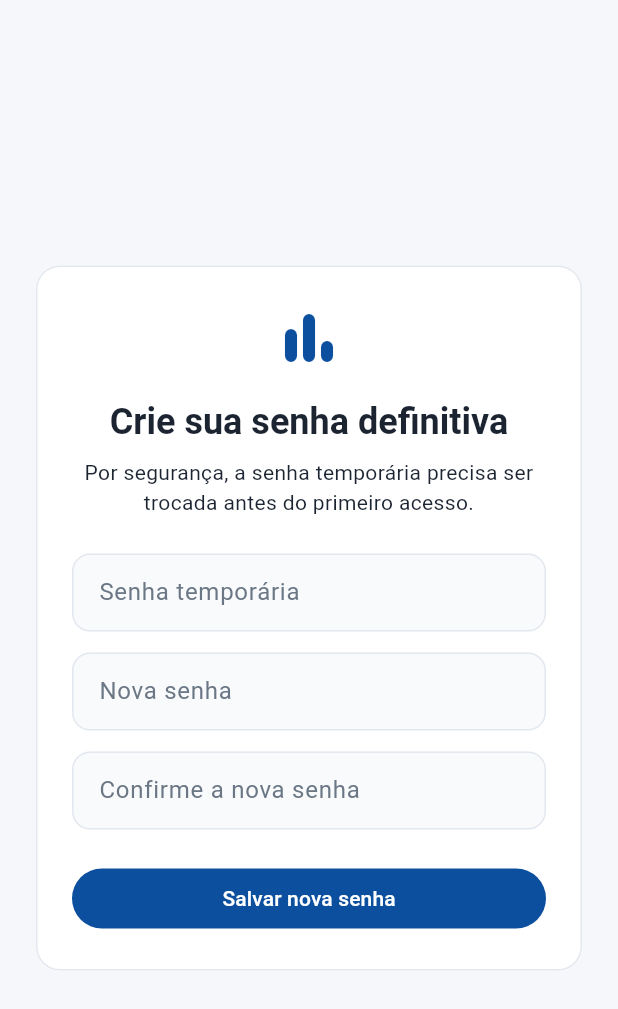
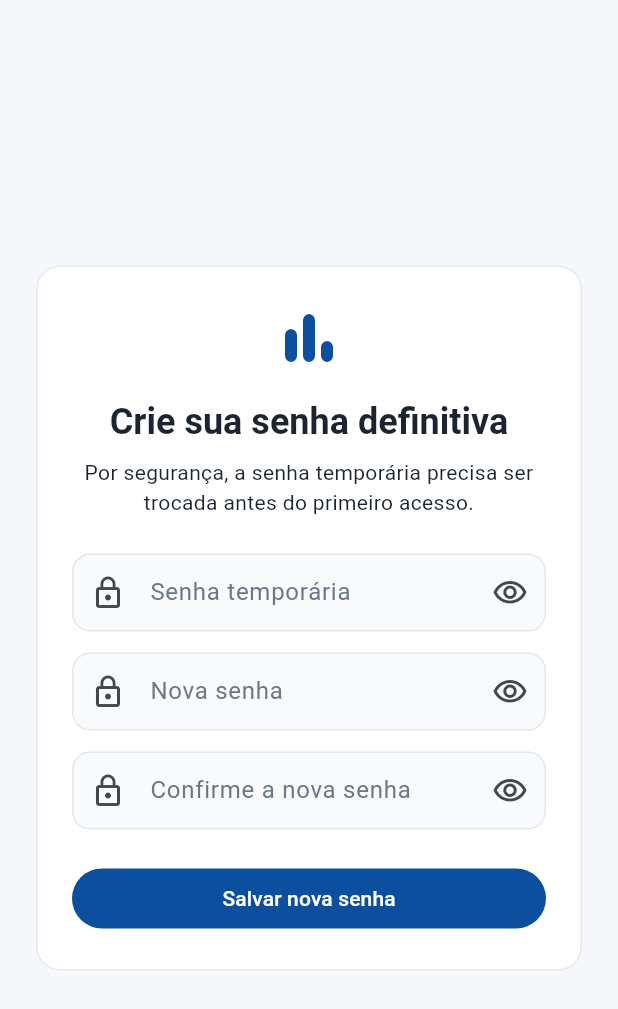
Before and after one commit to jralmeida-gif/Gerenciador-de-vendas, a Flutter app: the ChangePasswordView screen opened directly with empty values, on a phone screen of 412 x 824 dp. Shown: the top 1009 px of the screen. Run offline on Flutter 3.47's test engine with Material 3 defaults, Android fonts, the phone set to English and light mode, and no system bars; our stand-ins replace file_picker, hive_flutter, pdf, printing, web; missing offline and left inert: dart:js_interop; accounts and stored records are empty.

Commit message:
feat: proteger limpeza com senha e mostrar senha

```diff
--- a/lib/screens/auth_gate.dart
+++ b/lib/screens/auth_gate.dart
@@ -8,6 +8,7 @@ import '../services/repositorio.dart';
 import '../services/app_state.dart';
 import '../services/session_guard.dart';
 import '../theme/app_theme.dart';
+import '../widgets/comuns.dart';
 import 'inicio.dart';
 
 class AuthGate extends StatefulWidget {
@@ -304,7 +305,7 @@ class _LoginViewState extends State<LoginView> {
         children: [
           TextField(controller: _username, keyboardType: TextInputType.emailAddress, decoration: const InputDecoration(labelText: 'Usuário ou e-mail', prefixIcon: Icon(Icons.person_outline))),
           const SizedBox(height: 14),
-          TextField(controller: _password, obscureText: true, decoration: InputDecoration(labelText: widget.setup ? 'Senha inicial' : 'Senha', prefixIcon: const Icon(Icons.lock_outline))),
+          CampoSenha(controller: _password, labelText: widget.setup ? 'Senha inicial' : 'Senha'),
           const SizedBox(height: 22),
           SizedBox(width: double.infinity, child: FilledButton(onPressed: _busy ? null : _submit, child: _busy ? const SizedBox(width: 20, height: 20, child: CircularProgressIndicator(strokeWidth: 2)) : Text(widget.setup ? 'Criar administrador' : 'Entrar'))),
           if (!widget.setup) ...[
@@ -348,9 +349,9 @@ class _ResetPasswordViewState extends State<ResetPasswordView> {
 
   @override
   Widget build(BuildContext context) => _AuthScaffold(title: 'Redefinir senha', subtitle: 'Crie uma nova senha para acessar o Gestor de Vendas.', children: [
-    TextField(controller: _newPassword, obscureText: true, decoration: const InputDecoration(labelText: 'Nova senha')),
+    CampoSenha(controller: _newPassword, labelText: 'Nova senha'),
     const SizedBox(height: 14),
-    TextField(controller: _confirm, obscureText: true, decoration: const InputDecoration(labelText: 'Confirme a nova senha')),
+    CampoSenha(controller: _confirm, labelText: 'Confirme a nova senha'),
     const SizedBox(height: 22),
     SizedBox(width: double.infinity, child: FilledButton(onPressed: _busy ? null : _submit, child: Text(_busy ? 'Salvando...' : 'Redefinir senha'))),
   ]);
@@ -382,9 +383,9 @@ class _ChangePasswordViewState extends State<ChangePasswordView> {
   }
   @override
   Widget build(BuildContext context) => _AuthScaffold(title: 'Crie sua senha definitiva', subtitle: 'Por segurança, a senha temporária precisa ser trocada antes do primeiro acesso.', children: [
-        TextField(controller: _current, obscureText: true, decoration: const InputDecoration(labelText: 'Senha temporária')),
-        const SizedBox(height: 14), TextField(controller: _newPassword, obscureText: true, decoration: const InputDecoration(labelText: 'Nova senha')),
-        const SizedBox(height: 14), TextField(controller: _confirm, obscureText: true, decoration: const InputDecoration(labelText: 'Confirme a nova senha')),
+        CampoSenha(controller: _current, labelText: 'Senha temporária'),
+        const SizedBox(height: 14), CampoSenha(controller: _newPassword, labelText: 'Nova senha'),
+        const SizedBox(height: 14), CampoSenha(controller: _confirm, labelText: 'Confirme a nova senha'),
         const SizedBox(height: 22), SizedBox(width: double.infinity, child: FilledButton(onPressed: _busy ? null : _submit, child: Text(_busy ? 'Salvando...' : 'Salvar nova senha'))),
       ]);
 }
--- a/lib/screens/usuarios_admin.dart
+++ b/lib/screens/usuarios_admin.dart
@@ -1,6 +1,7 @@
 import 'package:flutter/material.dart';
 
 import '../services/auth_client.dart';
+import '../widgets/comuns.dart';
 
 class TelaUsuariosAdmin extends StatefulWidget {
   const TelaUsuariosAdmin({super.key});
@@ -41,7 +42,7 @@ class _TelaUsuariosAdminState extends State<TelaUsuariosAdmin> {
           title: const Text('Cadastrar usuário'),
           content: Column(mainAxisSize: MainAxisSize.min, children: [
             TextField(controller: username, decoration: const InputDecoration(labelText: 'Usuário ou e-mail')),
-            TextField(controller: password, obscureText: true, decoration: const InputDecoration(labelText: 'Senha temporária')),
+            CampoSenha(controller: password, labelText: 'Senha temporária'),
             DropdownButtonFormField<String>(
               initialValue: role,
               decoration: const InputDecoration(labelText: 'Perfil'),
@@ -103,7 +104,7 @@ class _TelaUsuariosAdminState extends State<TelaUsuariosAdmin> {
       context: context,
       builder: (context) => AlertDialog(
         title: const Text('Redefinir senha temporária'),
-        content: TextField(controller: password, obscureText: true, decoration: const InputDecoration(labelText: 'Nova senha temporária', helperText: 'O usuário deverá trocá-la no próximo acesso.')),
+        content: CampoSenha(controller: password, labelText: 'Nova senha temporária', helperText: 'O usuário deverá trocá-la no próximo acesso.'),
         actions: [TextButton(onPressed: () => Navigator.pop(context, false), child: const Text('Cancelar')), FilledButton(onPressed: () => Navigator.pop(context, true), child: const Text('Redefinir'))],
       ),
     );
--- a/lib/widgets/comuns.dart
+++ b/lib/widgets/comuns.dart
@@ -972,3 +972,45 @@ class _MenuRodapeItem extends StatelessWidget {
     );
   }
 }
+
+/// Campo de senha com controle explícito para mostrar ou ocultar o conteúdo.
+class CampoSenha extends StatefulWidget {
+  final TextEditingController controller;
+  final String labelText;
+  final String? helperText;
+  final bool enabled;
+
+  const CampoSenha({
+    super.key,
+    required this.controller,
+    required this.labelText,
+    this.helperText,
+    this.enabled = true,
+  });
+
+  @override
+  State<CampoSenha> createState() => _CampoSenhaState();
+}
+
+class _CampoSenhaState extends State<CampoSenha> {
+  bool _visivel = false;
+
+  @override
+  Widget build(BuildContext context) {
+    return TextField(
+      controller: widget.controller,
+      enabled: widget.enabled,
+      obscureText: !_visivel,
+      decoration: InputDecoration(
+        labelText: widget.labelText,
+        helperText: widget.helperText,
+        prefixIcon: const Icon(Icons.lock_outline),
+        suffixIcon: IconButton(
+          tooltip: _visivel ? 'Ocultar senha' : 'Mostrar senha',
+          icon: Icon(_visivel ? Icons.visibility_off_outlined : Icons.visibility_outlined),
+          onPressed: () => setState(() => _visivel = !_visivel),
+        ),
+      ),
+    );
+  }
+}
```
Also changed, not shown: lib/screens/configuracoes.dart (+47 -0 lines), lib/services/auth_client.dart (+17 -0 lines), 1 other file.
